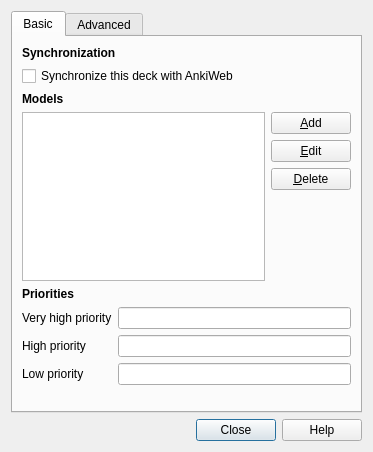
The window that designer/deckproperties.ui (ankitects/anki) describes before a commit, drawn with Qt 5.
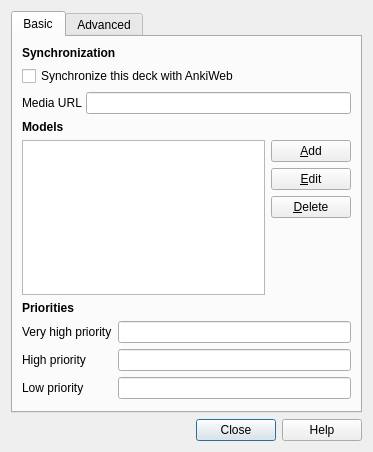
The same window after the commit.

Commit message: move media URL from model properties to deck properties

What changed in the file:
```diff
--- a/designer/deckproperties.ui
+++ b/designer/deckproperties.ui
@@ -30,14 +30,14 @@
        <string>Basic</string>
       </attribute>
       <layout class="QGridLayout" name="gridLayout_6">
-       <item row="4" column="0">
+       <item row="5" column="0">
         <widget class="QLabel" name="label_16">
          <property name="text">
           <string>&lt;b&gt;Priorities&lt;/b&gt;</string>
          </property>
         </widget>
        </item>
-       <item row="5" column="0">
+       <item row="6" column="0">
         <layout class="QGridLayout" name="gridLayout_4">
          <item row="0" column="0">
           <widget class="QLabel" name="label_21">
@@ -80,7 +80,7 @@
          </item>
         </layout>
        </item>
-       <item row="6" column="0">
+       <item row="7" column="0">
         <spacer name="verticalSpacer_2">
          <property name="orientation">
           <enum>Qt::Vertical</enum>
@@ -93,7 +93,7 @@
          </property>
         </spacer>
        </item>
-       <item row="2" column="0">
+       <item row="3" column="0">
         <widget class="QLabel" name="label_14">
          <property name="text">
           <string>&lt;b&gt;Models&lt;/b&gt;</string>
@@ -103,7 +103,7 @@
          </property>
         </widget>
        </item>
-       <item row="3" column="0">
+       <item row="4" column="0">
         <layout class="QGridLayout" name="gridLayout_2">
          <item row="0" column="0">
           <widget class="QListWidget" name="modelsList">
@@ -187,6 +187,23 @@
          </property>
         </widget>
        </item>
+       <item row="2" column="0">
+        <layout class="QGridLayout" name="gridLayout_3">
+         <property name="spacing">
+          <number>4</number>
+         </property>
+         <item row="0" column="0">
+          <widget class="QLabel" name="label_5">
+           <property name="text">
+            <string>Media URL</string>
+           </property>
+          </widget>
+         </item>
+         <item row="0" column="1">
+          <widget class="QLineEdit" name="mediaURL"/>
+         </item>
+        </layout>
+       </item>
       </layout>
      </widget>
      <widget class="QWidget" name="tab_4">
```
Left out of the diff: 9 changed lines with no effect on the pictures. The commit also changes 3 other files.
